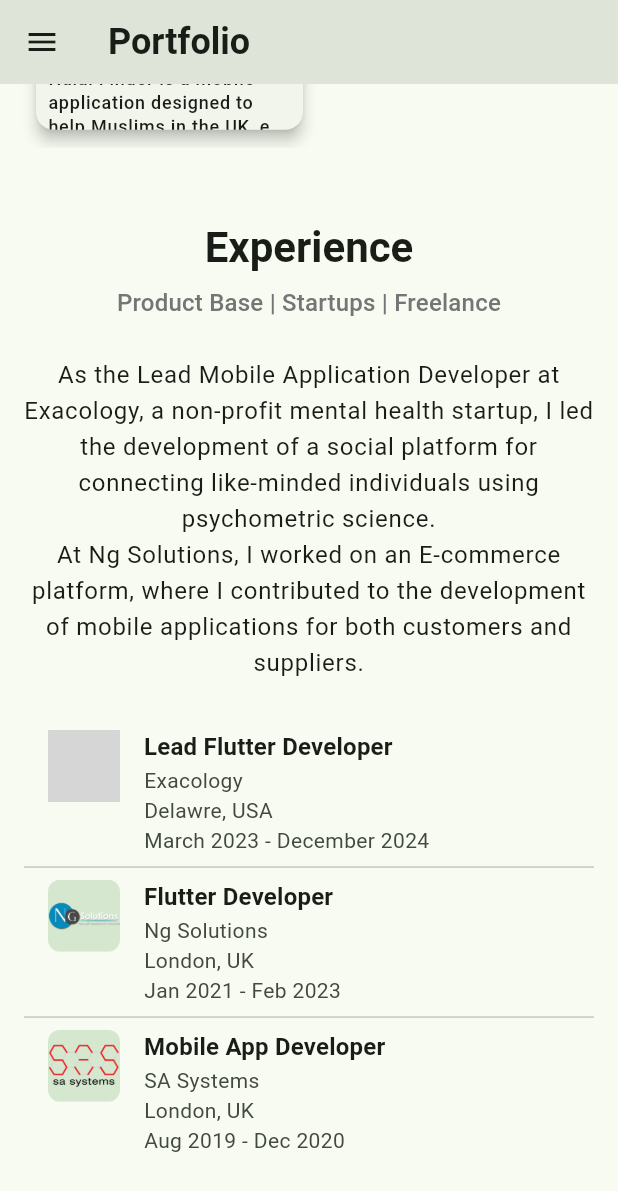
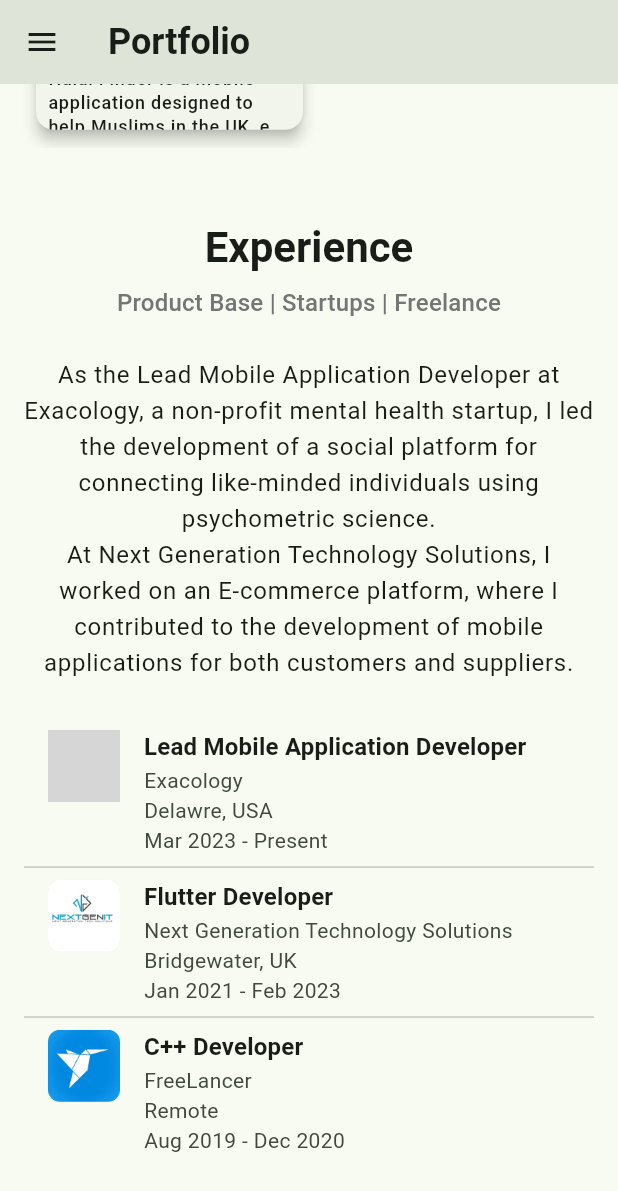
Before and after one commit to fahadjaved882244/portfolio, a Flutter app: the screen it shows after launch, scrolled down 1152 dp, on a phone screen of 412 x 824 dp. Shown: the top 1191 px of the screen. Run offline on Flutter 3.47's test engine with Material 3 defaults, Android fonts, the phone set to English and light mode, and no system bars; our stand-ins replace flutter_hooks, hooks_riverpod, shared_preferences; grey boxes are pictures that could not be loaded.

Commit message:
fix minor ng solution name

```diff
--- a/lib/core/app_strings.dart
+++ b/lib/core/app_strings.dart
@@ -8,7 +8,7 @@ class AppStrings {
   static const String myTags =
       'Flutter Developer | 5+ years | MSc Software Engineering';
   static const String mySummary =
-      """ Hi! I'm a Senior Flutter developer. Over the years, I've helped brands and businesses build high-performance cross-platform applications, driving business growth through technology. I've worked in multiple product-based companies and was a Lead Mobile Developer at Exacology.""";
+      """ Hi! I'm a Senior Flutter developer. Over the years, I've helped brands and businesses build high-performance cross-platform applications, driving business growth through technology. I've worked in multiple product-based companies and was a Lead Mobile Application Developer at a Mental Health startup.""";
 
   // Project
   static const String projectTitle = 'Projects';
@@ -18,8 +18,7 @@ class AppStrings {
   static const String experienceTitle = 'Experience';
   static const String experienceTags = 'Product Base | Startups | Freelance';
   static const String experienceSummary =
-      "As the Lead Mobile Application Developer at Exacology, a non-profit mental health startup, I led the development of a social platform for connecting like-minded individuals using psychometric science.\nAt Ng Solutions, I worked on an E-commerce platform, where I contributed to the development of mobile applications for both customers and suppliers.";
-
+      "As the Lead Mobile Application Developer at Exacology, a non-profit mental health startup, I led the development of a social platform for connecting like-minded individuals using psychometric science.\nAt Next Generation Technology Solutions, I worked on an E-commerce platform, where I contributed to the development of mobile applications for both customers and suppliers.";
 
   // Contact
   static const String contactTitle = 'Get in Touch';
--- a/lib/features/experience/model/experience.dart
+++ b/lib/features/experience/model/experience.dart
@@ -101,28 +101,29 @@ class Experience {
 
 final exprienceJson = [
   {
-    'jobTitle': 'Lead Flutter Developer',
+    'jobTitle': 'Lead Mobile Application Developer',
     'companyName': 'Exacology',
     'companyLocation': 'Delawre, USA',
     'companyLogo': 'exacology_logo.jpeg',
     'companyWebsite': 'https://www.linkedin.com/company/exacology/',
-    'startDate': 'March 2023',
-    'endDate': 'December 2024',
+    'startDate': 'Mar 2023',
+    'endDate': 'Present',
   },
   {
     'jobTitle': 'Flutter Developer',
-    'companyName': 'Ng Solutions',
-    'companyLocation': 'London, UK',
-    'companyLogo': 'assets/ng_solutions_logo.png',
-    'companyWebsite': 'https://ng-solutions.co.uk/new/',
+    'companyName': 'Next Generation Technology Solutions',
+    'companyLocation': 'Bridgewater, UK',
+    'companyLogo': 'assets/ng_tech_logo.jpeg',
+    'companyWebsite':
+        'https://www.linkedin.com/company/next-generation-technology-solutions/',
     'startDate': 'Jan 2021',
     'endDate': 'Feb 2023',
   },
   {
-    'jobTitle': 'Mobile App Developer',
-    'companyName': 'SA Systems',
-    'companyLocation': 'London, UK',
-    'companyLogo': 'assets/sa_logo.png',
+    'jobTitle': 'C++ Developer',
+    'companyName': 'FreeLancer',
+    'companyLocation': 'Remote',
+    'companyLogo': 'assets/freelancer_logo.webp',
     'companyWebsite': 'https://sasystems.solutions/',
     'startDate': 'Aug 2019',
     'endDate': 'Dec 2020',
--- a/lib/features/project/repository/mock_project_repository.dart
+++ b/lib/features/project/repository/mock_project_repository.dart
@@ -86,7 +86,7 @@ const _jsonProjects = [
   },
   {
     "name": "Food Delivery",
-    "company": "Ng Solutions",
+    "company": "Next Generation",
     "description":
         "Halal Finder is a mobile application designed to help Muslims in the UK, easily search and order halal food and meat from nearby vendors. The app also integrates an online marketplace for religious products, making it a one-stop solution for halal needs. Additionally, it features a barcode scanning tool that allows users to scan product labels and instantly determine whether an item is halal or not.",
     "imageUrl": "assets/halal_finder/thumbnail.png",
```
Also changed, not shown: assets/freelancer_logo.webp (added), assets/ng_tech_logo.jpeg (added), 1 other file.
